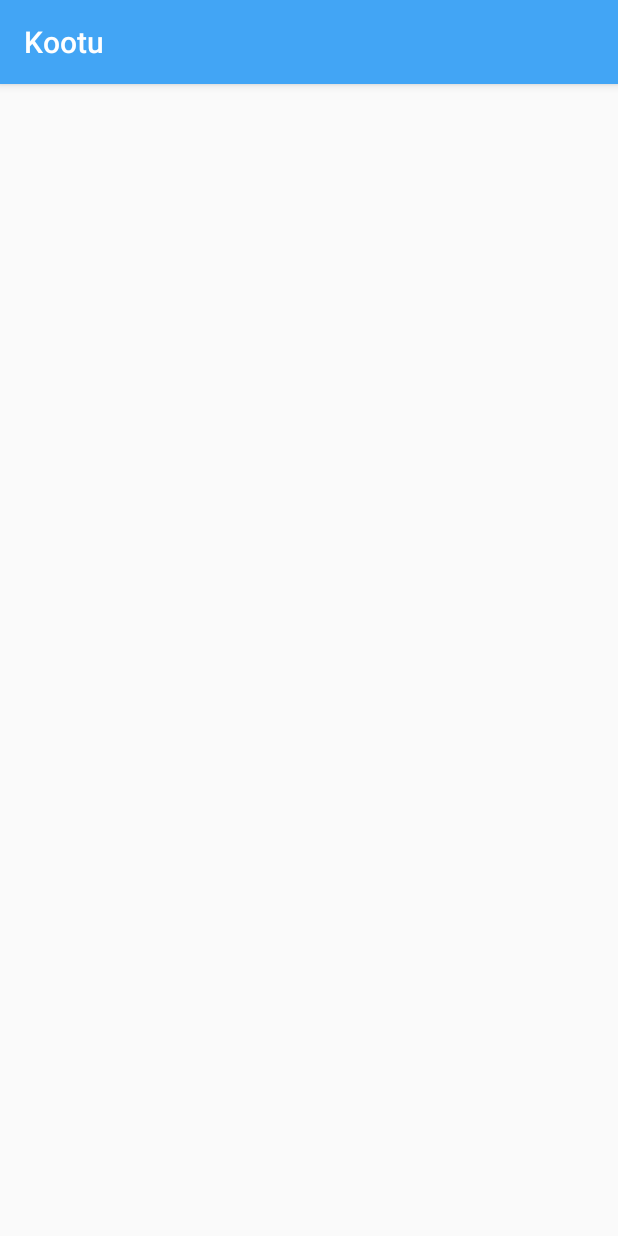
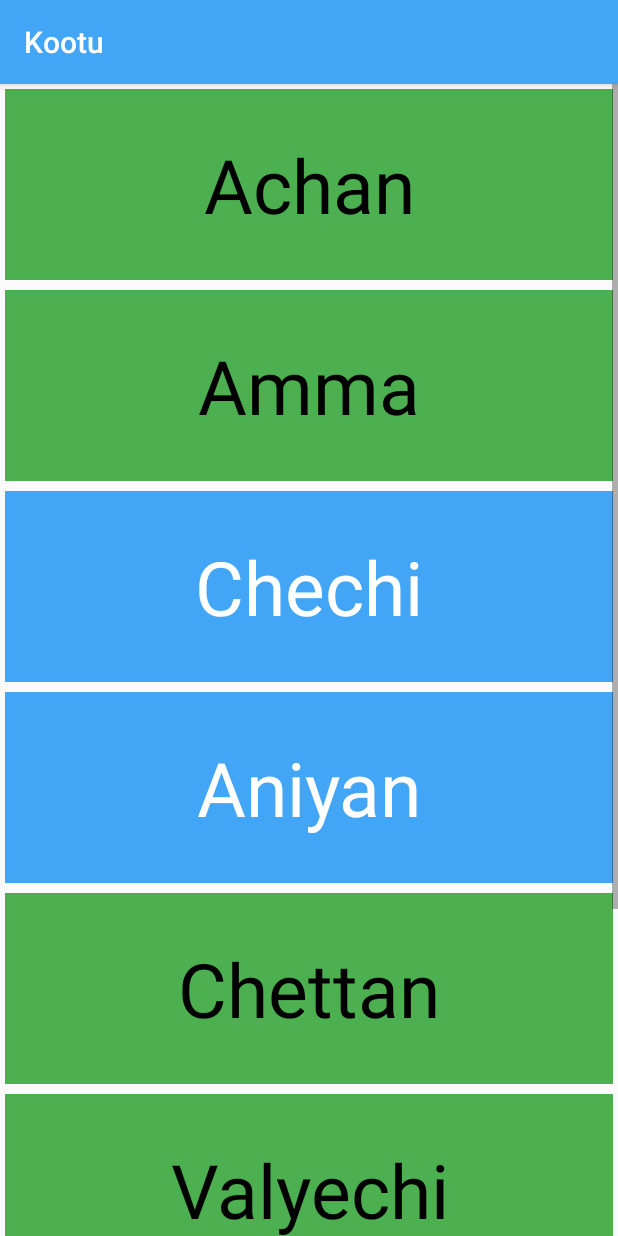
Before and after one commit to shaheennamboori/Kootu, an Android app: the FamilyActivity screen opened directly, with no data from a screen before it, on a phone screen of 412 x 824 dp. Run offline under Robolectric (Android 15) with nearby library versions, the phone set to English and light mode, and no system bars.

Commit message:
Completed an overall basic model

```diff
--- a/app/src/main/java/com/dscvast/kootu/FamilyActivity.java
+++ b/app/src/main/java/com/dscvast/kootu/FamilyActivity.java
@@ -1,13 +1,69 @@
 package com.dscvast.kootu;
 
+import android.media.MediaPlayer;
 import android.support.v7.app.AppCompatActivity;
 import android.os.Bundle;
+import android.view.View;
+import android.widget.TextView;
 
-public class FamilyActivity extends AppCompatActivity {
+public class FamilyActivity extends AppCompatActivity implements View.OnClickListener {
+    private final int[] resID = {R.raw.sond};
+    TextView achan, amma, chetan, chechi, aniyan;
+    private MediaPlayer mp;
 
     @Override
     protected void onCreate(Bundle savedInstanceState) {
         super.onCreate(savedInstanceState);
         setContentView(R.layout.activity_family);
+        mp = new MediaPlayer();
+        achan = findViewById(R.id.achan);
+        amma = findViewById(R.id.amma);
+        chetan = findViewById(R.id.chettan);
+        chechi = findViewById(R.id.chechi);
+        aniyan = findViewById(R.id.aniyan);
+        achan.setOnClickListener(this);
+        amma.setOnClickListener(this);
+        chetan.setOnClickListener(this);
+        aniyan.setOnClickListener(this);
+        chechi.setOnClickListener(this);
+    }
+
+    @Override
+    public void onClick(View v) {
+        switch (v.getId()) {
+            case R.id.achan:
+                playSong(0);
+                break;
+            case R.id.amma:
+                playSong(0);
+                break;
+            case R.id.chettan:
+                playSong(0);
+                break;
+            case R.id.chechi:
+                playSong(0);
+                break;
+            case R.id.aniyan:
+                playSong(0);
+        }
+    }
+
+    public void playSong(int songIndex) {
+// Play song
+        mp.reset();// stops any current playing song
+        mp = MediaPlayer.create(getApplicationContext(), resID[songIndex]);// create's
+// new
+// mediaplayer
+// with
+// song.
+
+        mp.start(); // starting mediaplayer
+
+    }
+
+    @Override
+    public void onDestroy() {
+        super.onDestroy();
+        mp.release();
     }
 }
--- a/app/src/main/res/layout/activity_family.xml
+++ b/app/src/main/res/layout/activity_family.xml
@@ -1,9 +1,108 @@
 <?xml version="1.0" encoding="utf-8"?>
-<android.support.constraint.ConstraintLayout xmlns:android="http://schemas.android.com/apk/res/android"
-    xmlns:app="http://schemas.android.com/apk/res-auto"
-    xmlns:tools="http://schemas.android.com/tools"
+<ScrollView xmlns:android="http://schemas.android.com/apk/res/android"
     android:layout_width="match_parent"
-    android:layout_height="match_parent"
-    tools:context=".FamilyActivity">
+    android:layout_height="wrap_content">
 
-</android.support.constraint.ConstraintLayout>
+    <LinearLayout xmlns:android="http://schemas.android.com/apk/res/android"
+        xmlns:app="http://schemas.android.com/apk/res-auto"
+        xmlns:tools="http://schemas.android.com/tools"
+        android:layout_width="match_parent"
+        android:layout_height="match_parent"
+        android:orientation="vertical"
+        tools:context=".FamilyActivity">
+
+        <TextView
+            android:id="@+id/achan"
+            android:layout_width="match_parent"
+            android:layout_height="wrap_content"
+            android:layout_margin="3dp"
+            android:background="@color/lightgreen"
+            android:gravity="center"
+            android:padding="30dp"
+            android:text="Achan"
+            android:textColor="@android:color/black"
+            android:textSize="@dimen/textsize2" />
+
+        <TextView
+            android:id="@+id/amma"
+            android:layout_width="match_parent"
+            android:layout_height="wrap_content"
+            android:layout_margin="3dp"
+            android:background="@color/lightgreen"
+            android:gravity="center"
+            android:padding="30dp"
+            android:text="Amma"
+            android:textColor="@android:color/black"
+            android:textSize="@dimen/textsize2" />
+
+        <TextView
+            android:id="@+id/chechi"
+            android:layout_width="match_parent"
+            android:layout_height="wrap_content"
+            android:layout_margin="3dp"
+            android:background="@color/colorPrimary"
+            android:gravity="center"
+            android:padding="30dp"
+            android:text="Chechi"
+            android:textColor="@android:color/white"
+            android:textSize="@dimen/textsize2" />
+
+        <TextView
+            android:id="@+id/aniyan"
+            android:layout_width="match_parent"
+            android:layout_height="wrap_content"
+            android:layout_margin="3dp"
+            android:background="@color/colorPrimary"
+            android:gravity="center"
+            android:padding="30dp"
+            android:text="Aniyan"
+            android:textColor="@android:color/white"
+            android:textSize="@dimen/textsize2" />
+
+        <TextView
+            android:id="@+id/chettan"
+            android:layout_width="match_parent"
+            android:layout_height="wrap_content"
+            android:layout_margin="3dp"
+            android:background="@color/lightgreen"
+            android:gravity="center"
+            android:padding="30dp"
+            android:text="Chettan"
+            android:textColor="@android:color/black"
+            android:textSize="@dimen/textsize2" />
+
+        <TextView
+            android:layout_width="match_parent"
+            android:layout_height="wrap_content"
+            android:layout_margin="3dp"
+            android:background="@color/lightgreen"
+            android:gravity="center"
+            android:padding="30dp"
+            android:text="Valyechi"
+            android:textColor="@android:color/black"
+            android:textSize="@dimen/textsize2" />
+
+        <TextView
+            android:layout_width="match_parent"
+            android:layout_height="wrap_content"
+            android:layout_margin="3dp"
+            android:background="@color/colorPrimary"
+            android:gravity="center"
+            android:padding="30dp"
+            android:text="valyettan"
+            android:textColor="@android:color/white"
+            android:textSize="@dimen/textsize2" />
+
+        <TextView
+            android:layout_width="match_parent"
+            android:layout_height="wrap_content"
+            android:layout_margin="3dp"
+            android:background="@color/colorPrimary"
+            android:gravity="center"
+            android:padding="30dp"
+            android:text="Vava"
+            android:textColor="@android:color/white"
+            android:textSize="@dimen/textsize2" />
+
+    </LinearLayout>
+</ScrollView>
```
